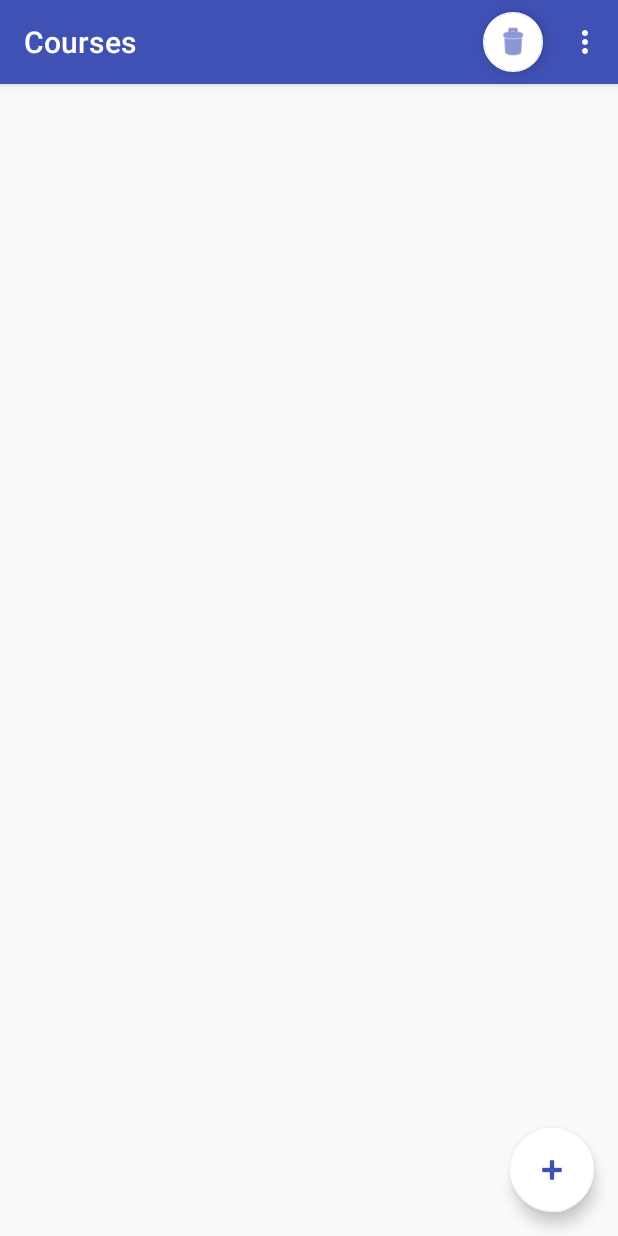
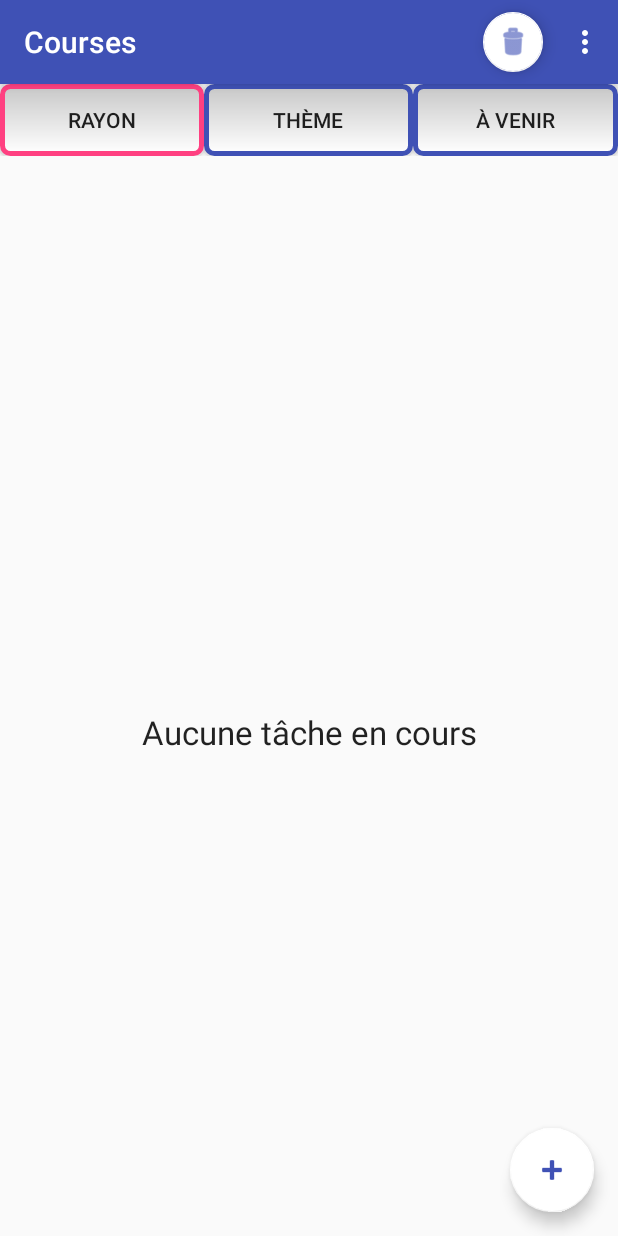
Before and after one commit to Horrih/Courses, an Android app: the screen it shows after launch (MainActivity), on a phone screen of 412 x 824 dp. Run offline under Robolectric (Android 15) with nearby library versions, the phone set to English and light mode, and no system bars.

Commit message:
Addition of tabs displaying different views

```diff
--- a/app/src/main/java/charles/courses/MainActivity.java
+++ b/app/src/main/java/charles/courses/MainActivity.java
@@ -3,11 +3,13 @@ package charles.courses;
 import android.content.Context;
 import android.content.Intent;
 import android.os.Bundle;
+import android.support.v4.view.ViewPager;
 import android.support.v7.app.AppCompatActivity;
 import android.support.v7.widget.Toolbar;
 import android.view.View;
 import android.view.Menu;
 import android.view.MenuItem;
+import android.widget.Button;
 import android.widget.ExpandableListView;
 
 import java.io.FileInputStream;
@@ -18,12 +20,15 @@ import java.util.ArrayList;
 
 public class MainActivity extends AppCompatActivity {
     public class ActionType { static final int NEW_TASK = 0; }
-    public class NewTaskAction { static final int CREATED = 0, MODIFIED = 1, CANCELED = 2, DELETED = 3; }
+    class NewTaskAction { static final int CREATED = 0, MODIFIED = 1, CANCELED = 2, DELETED = 3; }
     public static String TaskDataMarker = "TaskData";
     protected ExpandableListView list_;
-    protected TaskAdapter adapter_;
+    protected PageAdapter adapter_;
     protected ArrayList<TaskData> items_ = new ArrayList<>();
     protected String backupFile_ = "CoursesBackup.save";
+
+    ViewPager taskPager_;
+
 
     @Override
     protected void onCreate(Bundle savedInstanceState) {
@@ -35,23 +40,51 @@ public class MainActivity extends AppCompatActivity {
         //Reload data from previous executions
         loadBackup();
 
-        //Creation of an adapter linking the task list with the ListView
-        list_=findViewById(R.id.VuePrinci);
-        adapter_ = new TaskAdapter(MainActivity.this, items_);
-        list_.setAdapter(adapter_);
-        for (int position = 0; position < adapter_.getGroupCount(); position++)
-            list_.expandGroup(position);
+        adapter_ = new PageAdapter(this.getSupportFragmentManager(), this, items_);
+        taskPager_ = findViewById(R.id.TaskPager);
+        taskPager_.setAdapter(adapter_);
 
-        list_.setOnChildClickListener(new ExpandableListView.OnChildClickListener() {
+        // Watch for button clicks.
+        final ArrayList<Button> buttons = new ArrayList<>();
+
+        //Tab 1 : tasks by store
+        Button button = findViewById(R.id.StorePageButton);
+        button.setOnClickListener(new View.OnClickListener() {
             @Override
-            public boolean onChildClick(ExpandableListView parent, View v, int groupPosition, int childPosition, long id) {
-                TaskData taskData = (TaskData) v.getTag();
-                taskData.completed_  = !taskData.completed_;
-                adapter_.refresh();
-                return true;
+            public void onClick(View v) {
+                taskPager_.setCurrentItem(0);
             }
         });
+        buttons.add( button );
 
+        //Tab 2 : tasks by reason
+        button = findViewById(R.id.ReasonPageButton);
+        button.setOnClickListener(new View.OnClickListener() {
+            @Override
+            public void onClick(View v) {
+                taskPager_.setCurrentItem(1);
+            }
+        });
+        buttons.add( button );
+
+        //Tab 3 : recurring tasks
+        button = findViewById(R.id.IncomingPageButton);
+        button.setOnClickListener(new View.OnClickListener() {
+            @Override
+            public void onClick(View v) {
+                taskPager_.setCurrentItem(2);
+            }
+        });
+        buttons.add( button );
+
+        taskPager_.addOnPageChangeListener(new ViewPager.SimpleOnPageChangeListener() {
+            @Override
+            public void onPageSelected(int position ){
+                for ( int i = 0; i < buttons.size(); i++ ) {
+                    buttons.get( i ).setBackgroundResource( ( i == position ) ? R.drawable.tab_style_active : R.drawable.tab_style_inactive);
+                }
+            }
+        });
     }
 
     protected void onActivityResult(int requestCode, int resultCode, Intent data) {
@@ -63,7 +96,7 @@ public class MainActivity extends AppCompatActivity {
                     TaskData task = (TaskData) bundle.getSerializable(TaskDataMarker);
                     items_.add( task );
                     adapter_.refresh();
-                    list_.expandGroup( adapter_.getTaskGroup( task ) );
+                    //list_.expandGroup( adapter_.getTaskGroup( task ) );
                 }
             }
         }
--- a/app/src/main/java/charles/courses/NewTaskActivity.java
+++ b/app/src/main/java/charles/courses/NewTaskActivity.java
@@ -1,7 +1,6 @@
 package charles.courses;
 
 import android.content.Intent;
-import android.graphics.Color;
 import android.support.v7.app.AppCompatActivity;
 import android.os.Bundle;
 import android.util.Pair;
--- /dev/null
+++ b/app/src/main/java/charles/courses/PageAdapter.java
@@ -0,0 +1,104 @@
+package charles.courses;
+
+import android.content.Context;
+import android.os.Bundle;
+import android.support.v4.app.Fragment;
+import android.support.v4.app.FragmentManager;
+import android.support.v4.app.FragmentPagerAdapter;
+import android.view.LayoutInflater;
+import android.view.View;
+import android.view.ViewGroup;
+import android.widget.ExpandableListView;
+
+import java.util.ArrayList;
+
+class PageAdapter extends FragmentPagerAdapter {
+    private ArrayList<TaskAdapter> adapters_ = new ArrayList<>();
+    private Context context_;
+    private ArrayList<TaskData> items_;
+
+    PageAdapter(FragmentManager fm, Context context, ArrayList<TaskData> items) {
+        super(fm);
+        context_ = context;
+        items_ = items;
+    }
+
+    void refresh() {
+        for ( TaskAdapter adapter : adapters_ ) {
+            adapter.refresh();
+        }
+    }
+
+    @Override
+    public int getCount() {
+        return 3;
+    }
+
+    @Override
+    public Fragment getItem(int position) {
+        PageFragment fragment = PageFragment.newInstance(position);
+        if ( adapters_.size() <= position) {
+            TaskAdapter newAdapter;
+            if ( position == 1 ) {
+                newAdapter = new TaskAdapter(this, context_, items_) {
+                    @Override
+                    protected String getGroupString( TaskData data ) {
+                        return data.reason_;
+                    }
+                };
+            }
+            else {
+                newAdapter = new TaskAdapter(this, context_, items_);
+            }
+            adapters_.add( newAdapter );
+        }
+        fragment.adapter_ = adapters_.get( position );
+        return fragment;
+    }
+
+    public static class PageFragment extends Fragment {
+        int fragmentPosition_ = 0;
+        public TaskAdapter adapter_;
+
+        static PageFragment newInstance(int position) {
+            PageFragment f = new PageFragment();
+
+            // Supply num input as an argument.
+            Bundle args = new Bundle();
+            args.putInt("position", position);
+
+            f.setArguments(args);
+            return f;
+        }
+
+        @Override
+        public void onCreate(Bundle savedInstanceState) {
+            super.onCreate(savedInstanceState);
+            fragmentPosition_ = getArguments().getInt("position");
+        }
+
+        @Override
+        public View onCreateView(LayoutInflater inflater, ViewGroup container,
+                                 Bundle savedInstanceState) {
+            View view = inflater.inflate(R.layout.fragment_pager_list, container, false);
+            ExpandableListView listView = view.findViewById( R.id.TaskPage );
+            listView.setAdapter(adapter_);
+            listView.setEmptyView(view.findViewById(android.R.id.empty));
+            listView.setOnChildClickListener(new ExpandableListView.OnChildClickListener() {
+                @Override
+                public boolean onChildClick(ExpandableListView parent, View v, int groupPosition, int childPosition, long id) {
+                    TaskData taskData = (TaskData) v.getTag();
+                    taskData.completed_  = !taskData.completed_;
+                    adapter_.parentAdapter_.refresh();
+                    return true;
+                }
+            });
+            return view;
+        }
+
+        @Override
+        public void onActivityCreated(Bundle savedInstanceState) {
+            super.onActivityCreated(savedInstanceState);
+        }
+    }
+}
--- a/app/src/main/java/charles/courses/TaskAdapter.java
+++ b/app/src/main/java/charles/courses/TaskAdapter.java
@@ -16,17 +16,19 @@ import java.util.Map;
 import java.util.TreeMap;
 
 public class TaskAdapter extends BaseExpandableListAdapter {
+    PageAdapter parentAdapter_;
     private Context context_;
     private ArrayList<TaskData> original_data_ = null;
     private TreeMap<String, ArrayList<TaskData>> data_ = new TreeMap<>();
 
-    TaskAdapter(Context context, ArrayList<TaskData> data) {
+    TaskAdapter(PageAdapter parentAdapter, Context context, ArrayList<TaskData> data) {
+        this.parentAdapter_ = parentAdapter;
         this.context_ = context;
         this.original_data_ = data;
         refresh();
     }
 
-    protected Map.Entry<String, ArrayList<TaskData>> getEntry( int n ) {
+    private Map.Entry<String, ArrayList<TaskData>> getEntry( int n ) {
         int i = 0;
         for(Map.Entry<String,ArrayList<TaskData>> entry : data_.entrySet() ) {
             if ( i == n ) {
@@ -62,7 +64,7 @@ public class TaskAdapter extends BaseExpandableListAdapter {
     public int getTaskGroup( TaskData data ) {
         int idGroup = 0;
         for(String groupName : data_.keySet() ) {
-            if ( data.store_ == groupName ) {
+            if ( data.store_.equals( groupName ) ) {
                 return idGroup;
             }
             else {
@@ -145,14 +147,18 @@ public class TaskAdapter extends BaseExpandableListAdapter {
         return true;
     }
 
-    protected void refresh() {
+    protected String getGroupString( TaskData data ) {
+        return data.store_;
+    }
+
+    void refresh() {
         //Hard refresh on every change
         data_.clear();
         for ( TaskData data : original_data_ ) {
-            data_.put( data.store_, new ArrayList<TaskData>() );
+            data_.put( getGroupString( data ), new ArrayList<TaskData>() );
         }
         for ( TaskData data : original_data_ ) {
-            data_.get( data.store_ ).add( data );
+            data_.get( getGroupString( data ) ).add( data );
         }
         notifyDataSetChanged();
     }
--- a/app/src/main/java/charles/courses/TaskData.java
+++ b/app/src/main/java/charles/courses/TaskData.java
@@ -1,10 +1,10 @@
 package charles.courses;
 
-public class  TaskData implements java.io.Serializable
+class  TaskData implements java.io.Serializable
 {
-    public String name_ = "";
-    public String qty_ = "";
-    public Boolean completed_ = false;
-    public String store_ = "";
-    public String reason_ = "";
+    String name_ = "";
+    String qty_ = "";
+    Boolean completed_ = false;
+    String store_ = "";
+    String reason_ = "";
 }
--- /dev/null
+++ b/app/src/main/res/drawable/tab_style_active.xml
@@ -0,0 +1,14 @@
+<?xml version="1.0" encoding="utf-8" ?>
+
+<shape xmlns:android="http://schemas.android.com/apk/res/android"
+    android:thickness="0dp"
+    android:shape="rectangle">
+    <stroke android:width="3dp"
+        android:color="@color/colorAccent"/>
+    <corners android:radius="5dp" />
+    <gradient
+        android:startColor="#C8C8C8"
+        android:endColor="#FFFFFF"
+        android:type="linear"
+        android:angle="270"/>
+</shape>
--- /dev/null
+++ b/app/src/main/res/drawable/tab_style_inactive.xml
@@ -0,0 +1,14 @@
+<?xml version="1.0" encoding="utf-8" ?>
+
+<shape xmlns:android="http://schemas.android.com/apk/res/android"
+    android:thickness="0dp"
+    android:shape="rectangle">
+    <stroke android:width="3dp"
+        android:color="@color/colorPrimary"/>
+    <corners android:radius="5dp" />
+    <gradient
+        android:startColor="#C8C8C8"
+        android:endColor="#FFFFFF"
+        android:type="linear"
+        android:angle="270"/>
+</shape>
--- a/app/src/main/res/layout/activity_new_task.xml
+++ b/app/src/main/res/layout/activity_new_task.xml
@@ -56,7 +56,7 @@
             android:singleLine="true"
             android:textColorLink="@color/colorPrimary"
             android:textCursorDrawable="@drawable/black_cursor"
-            android:textIsSelectable="true"
+            android:textIsSelectable="false"
             app:layout_constraintStart_toStartOf="@+id/NewTaskInput"
             app:layout_constraintTop_toBottomOf="@+id/NewTaskInput" />
 
@@ -77,7 +77,7 @@
             android:singleLine="true"
             android:textColorLink="@color/colorPrimary"
             android:textCursorDrawable="@drawable/black_cursor"
-            android:textIsSelectable="true"
+            android:textIsSelectable="false"
             app:layout_constraintStart_toStartOf="@+id/NewTaskQuantityInput"
             app:layout_constraintTop_toBottomOf="@+id/NewTaskQuantityInput" />
 
@@ -97,7 +97,7 @@
             android:singleLine="true"
             android:textColorLink="@color/colorPrimary"
             android:textCursorDrawable="@drawable/black_cursor"
-            android:textIsSelectable="true"
+            android:textIsSelectable="false"
             app:layout_constraintEnd_toEndOf="@+id/NewTaskQuantityInput"
             app:layout_constraintTop_toTopOf="@+id/NewTaskStoreInput" />
 
@@ -166,10 +166,12 @@
             android:layout_width="wrap_content"
             android:layout_height="wrap_content"
             android:layout_gravity="bottom|end"
+            android:layout_marginBottom="12dp"
             android:layout_marginTop="44dp"
             android:onClick="onCancel"
             android:tint="@color/colorAccent"
             app:backgroundTint="@android:color/background_light"
+            app:layout_constraintBottom_toBottomOf="parent"
             app:layout_constraintStart_toStartOf="@+id/RecurrenceTimeTextView"
             app:layout_constraintTop_toBottomOf="@+id/RecurrenceTimeTextView"
             app:srcCompat="@android:drawable/ic_delete" />
--- a/app/src/main/res/layout/content_main.xml
+++ b/app/src/main/res/layout/content_main.xml
@@ -8,8 +8,43 @@
     tools:context="charles.courses.MainActivity"
     tools:showIn="@layout/activity_main">
 
-    <ExpandableListView
-        android:id="@+id/VuePrinci"
+    <LinearLayout
+        android:id="@+id/linearLayout"
         android:layout_width="match_parent"
-        android:layout_height="match_parent" />
+        android:layout_height="wrap_content">
+
+        <Button
+            android:id="@+id/StorePageButton"
+            android:layout_width="85dp"
+            android:layout_height="wrap_content"
+            android:layout_weight="1"
+            android:background="@drawable/tab_style_active"
+            android:text="Rayon" />
+
+        <Button
+            android:id="@+id/ReasonPageButton"
+            android:layout_width="wrap_content"
+            android:layout_height="wrap_content"
+            android:layout_weight="1"
+            android:background="@drawable/tab_style_inactive"
+            android:text="Thème" />
+
+        <Button
+            android:id="@+id/IncomingPageButton"
+            android:layout_width="85dp"
+            android:layout_height="wrap_content"
+            android:layout_weight="1"
+            android:background="@drawable/tab_style_inactive"
+            android:text="À venir" />
+    </LinearLayout>
+
+    <android.support.v4.view.ViewPager
+        android:id="@+id/TaskPager"
+        android:layout_width="match_parent"
+        android:layout_height="0px"
+        android:layout_weight="1"
+        app:layout_constraintEnd_toEndOf="parent"
+        app:layout_constraintStart_toStartOf="parent"
+        app:layout_constraintTop_toBottomOf="@+id/linearLayout" />
+
 </android.support.constraint.ConstraintLayout>
--- /dev/null
+++ b/app/src/main/res/layout/fragment_pager_list.xml
@@ -0,0 +1,30 @@
+<LinearLayout xmlns:android="http://schemas.android.com/apk/res/android"
+    android:orientation="vertical"
+    android:layout_width="match_parent"
+    android:layout_height="match_parent">
+
+    <!-- The frame layout is here since we will be showing either
+    the empty view or the list view.  -->
+    <FrameLayout
+        android:layout_width="match_parent"
+        android:layout_height="0dip"
+        android:layout_weight="1" >
+        <!-- Here is the list. Since we are using a ListActivity, we
+             have to call it "@android:id/list" so ListActivity will
+             find it -->
+        <ExpandableListView
+            android:id="@+id/TaskPage"
+            android:layout_width="match_parent"
+            android:layout_height="match_parent" />
+
+        <!-- Here is the view to show if the list is emtpy -->
+        <TextView android:id="@android:id/empty"
+            android:layout_width="match_parent"
+            android:layout_height="match_parent"
+            android:textAppearance="?android:attr/textAppearanceLarge"
+            android:gravity="center"
+            android:text="Aucune tâche en cours"
+         />
+
+    </FrameLayout>
+</LinearLayout>
```
